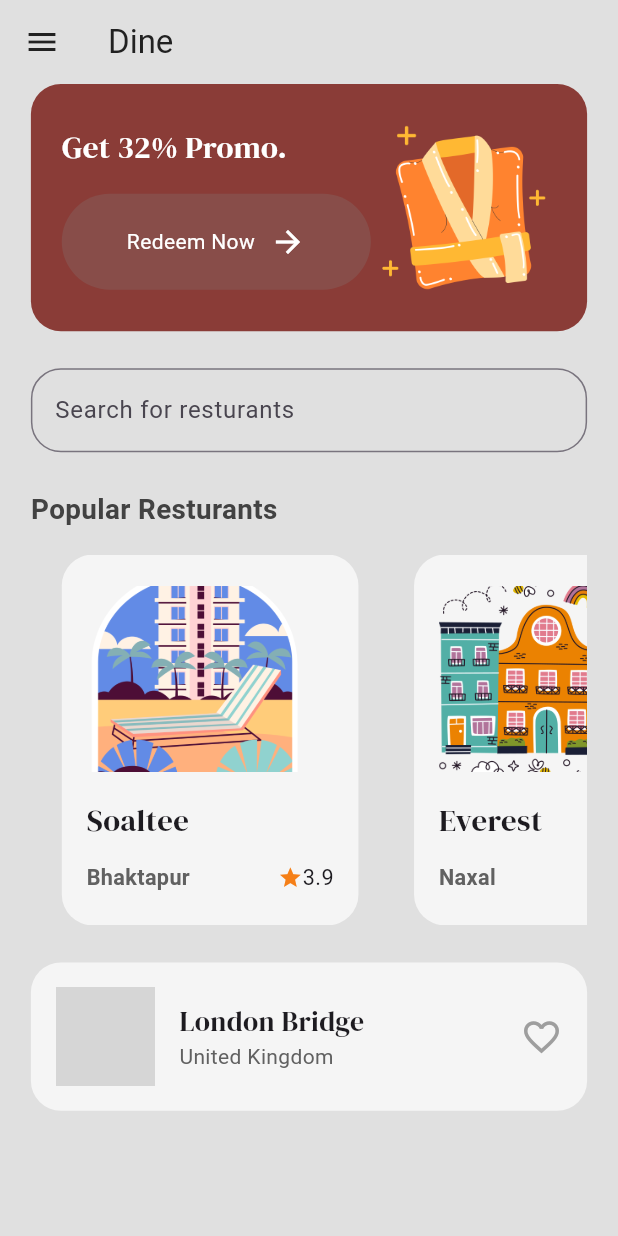
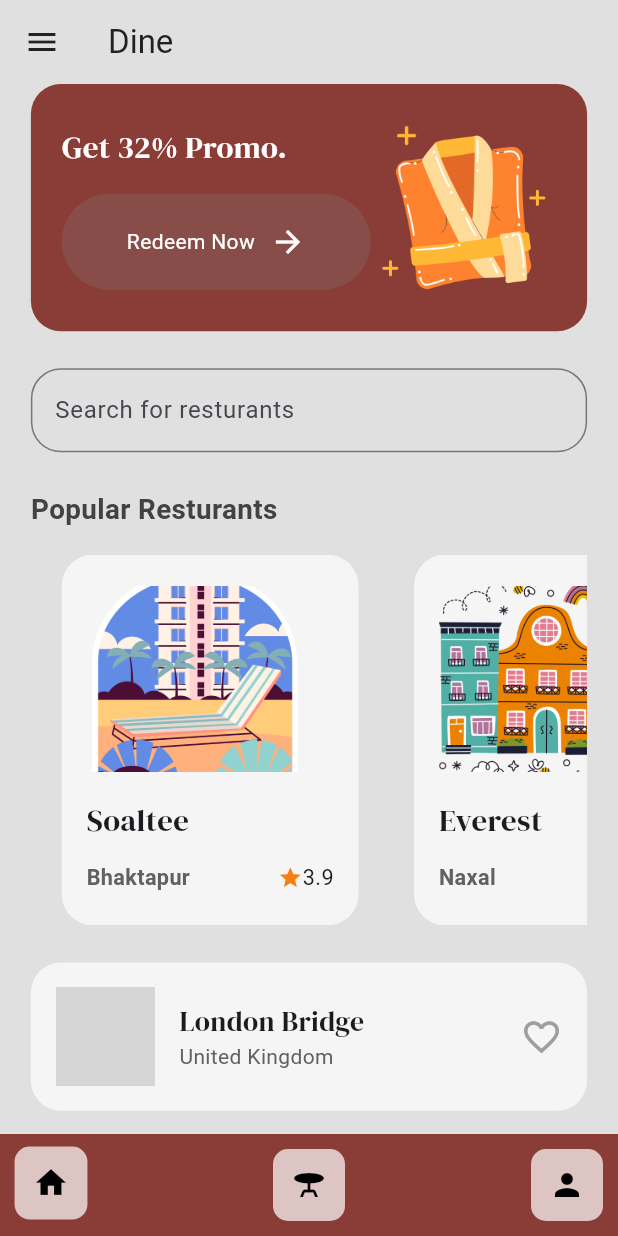
Before and after one commit to Mohit-Adhikari/Hotel-Management-, a Flutter app: the screen it shows after launch, after a tap on "Get Started", on a phone screen of 412 x 824 dp. Run offline on Flutter 3.47's test engine with Material 3 defaults, Android fonts, the phone set to English and light mode, and no system bars; our stand-ins replace flutter_inset_box_shadow, flutter_svg, google_fonts; missing offline and left inert: popup_menu; grey boxes are pictures that could not be loaded.

Commit message:
added bottom nav bar

```diff
--- /dev/null
+++ b/lib/components/bottom_nav_bar.dart
@@ -0,0 +1,101 @@
+import 'package:flutter/material.dart';
+import 'package:hotel_management/themes/colors.dart';
+
+class DockingBar extends StatefulWidget {
+  final int activeIndex; // Added: Current active index
+  final Function(int) onIndexChanged; // Added: Callback for index changes
+
+  const DockingBar({
+    super.key,
+    required this.activeIndex, // Added: Required parameter
+    required this.onIndexChanged, // Added: Required parameter
+  });
+
+  @override
+  State<DockingBar> createState() => _DockingBarState();
+}
+
+class _DockingBarState extends State<DockingBar> {
+  List<IconData> icons = [
+    Icons.home,
+    Icons.table_bar,
+    Icons.person,
+  ];
+
+  Tween<double> tween = Tween<double>(begin: 1.0, end: 1.2);
+  bool animationCompleted = false;
+
+  @override
+  Widget build(BuildContext context) {
+    return Container(
+      clipBehavior: Clip.none,
+      width: MediaQuery.sizeOf(context).width * 0.8, // Responsive width
+      padding: const EdgeInsets.symmetric(horizontal: 10, vertical: 10),
+      decoration: BoxDecoration(color: primaryColor // Original color
+          // Original border radius
+          ),
+      child: TweenAnimationBuilder(
+        key: ValueKey(widget.activeIndex), // Updated: Use widget.activeIndex
+        tween: tween,
+        duration: Duration(milliseconds: animationCompleted ? 2000 : 200),
+        curve: animationCompleted ? Curves.elasticOut : Curves.easeOut,
+        onEnd: () {
+          setState(() {
+            animationCompleted = true;
+            tween = Tween(begin: 1.5, end: 1.0);
+          });
+        },
+        builder: (context, value, child) {
+          return Row(
+            mainAxisAlignment: MainAxisAlignment.spaceBetween,
+            children: List.generate(icons.length, (i) {
+              return Transform(
+                alignment: Alignment.bottomCenter,
+                transform: Matrix4.identity()
+                  ..scale(i == widget.activeIndex
+                      ? value
+                      : 1.0) // Updated: Use widget.activeIndex
+                  ..translate(
+                      0.0,
+                      i == widget.activeIndex
+                          ? 80.0 * (1 - value)
+                          : 0.0), // Updated: Use widget.activeIndex
+                child: InkWell(
+                  onTap: () {
+                    setState(() {
+                      animationCompleted = false;
+                      tween = Tween(begin: 1.0, end: 1.2);
+                      widget.onIndexChanged(
+                          i); // Updated: Notify parent of index change
+                    });
+                  },
+                  onHover: (pointer) {
+                    setState(() {
+                      animationCompleted = false;
+                      tween = Tween(begin: 1.0, end: 1.2);
+                      widget.onIndexChanged(
+                          i); // Updated: Notify parent of index change
+                    });
+                  },
+                  child: Container(
+                    padding: const EdgeInsets.all(12),
+                    decoration: BoxDecoration(
+                      color: Colors.white.withOpacity(0.7), // Original color
+                      borderRadius:
+                          BorderRadius.circular(10), // Original border radius
+                    ),
+                    child: Icon(
+                      icons[i],
+                      size: 24, // Original icon size
+                      color: Colors.black, // Original icon color
+                    ),
+                  ),
+                ),
+              );
+            }),
+          );
+        },
+      ),
+    );
+  }
+}
--- a/lib/main.dart
+++ b/lib/main.dart
@@ -1,5 +1,6 @@
 import 'package:flutter/material.dart';
 import 'package:hotel_management/pages/booking_sucess.dart';
+import 'package:hotel_management/pages/home_page.dart';
 import 'package:hotel_management/pages/intro_pages.dart';
 import 'package:hotel_management/pages/login_page.dart';
 import 'package:hotel_management/pages/menu_page.dart';
@@ -22,6 +23,7 @@ class MyApp extends StatelessWidget {
         debugShowCheckedModeBanner: false,
         home: IntroPages(),
         routes: {
+          '/homepage': (context) => MyHomePage(),
           '/intropage': (context) => IntroPages(),
           '/menupage': (context) => MenuPage(),
           '/loginpage': (context) => LoginPage(),
--- a/lib/pages/booking_sucess.dart
+++ b/lib/pages/booking_sucess.dart
@@ -33,7 +33,7 @@ class UploadSuccessfulScreen extends StatelessWidget {
                 // button: you can pass your custom button,
                 btnText: "View more Resturaunts",
                 press: () {
-                  Navigator.pushNamed(context, '/menupage');
+                  Navigator.pushNamed(context, '/homepage');
                 },
               ),
             ],
--- /dev/null
+++ b/lib/pages/home_page.dart
@@ -0,0 +1,38 @@
+import 'package:flutter/material.dart';
+import 'package:hotel_management/components/bottom_nav_bar.dart';
+import 'package:hotel_management/pages/menu_page.dart';
+import 'package:hotel_management/pages/ongoing_booking.dart';
+import 'package:hotel_management/pages/profile.dart';
+
+class MyHomePage extends StatefulWidget {
+  const MyHomePage({super.key});
+
+  @override
+  State<MyHomePage> createState() => _MyHomePageState();
+}
+
+class _MyHomePageState extends State<MyHomePage> {
+  int _currentIndex = 0; // Track the selected index
+
+  // Pages to display based on the selected index
+  final List<Widget> _pages = [
+    MenuPage(),
+    OngoingBooking(),
+    Profile(),
+  ];
+
+  @override
+  Widget build(BuildContext context) {
+    return Scaffold(
+      body: _pages[_currentIndex], // Display the selected page
+      bottomNavigationBar: DockingBar(
+        activeIndex: _currentIndex,
+        onIndexChanged: (index) {
+          setState(() {
+            _currentIndex = index; // Update the selected index
+          });
+        },
+      ),
+    );
+  }
+}
--- a/lib/pages/intro_pages.dart
+++ b/lib/pages/intro_pages.dart
@@ -61,7 +61,7 @@ class IntroPages extends StatelessWidget {
                 child: MyButton(
                   text: 'Get Started',
                   onTap: () {
-                    Navigator.pushNamed(context, '/menupage');
+                    Navigator.pushNamed(context, '/homepage');
                   },
                 ),
               ),
--- /dev/null
+++ b/lib/pages/ongoing_booking.dart
@@ -0,0 +1,17 @@
+import 'package:flutter/material.dart';
+
+class OngoingBooking extends StatelessWidget {
+  const OngoingBooking({super.key});
+
+  @override
+  Widget build(BuildContext context) {
+    return Scaffold(
+      appBar: AppBar(
+        title: const Text('Ongoing Booking'),
+      ),
+      body: const Center(
+        child: Text('Ongoing Booking'),
+      ),
+    );
+  }
+}
--- /dev/null
+++ b/lib/pages/profile.dart
@@ -0,0 +1,12 @@
+import 'package:flutter/material.dart';
+
+class Profile extends StatelessWidget {
+  const Profile({super.key});
+
+  @override
+  Widget build(BuildContext context) {
+    return Scaffold(
+
+    );
+  }
+}
```
